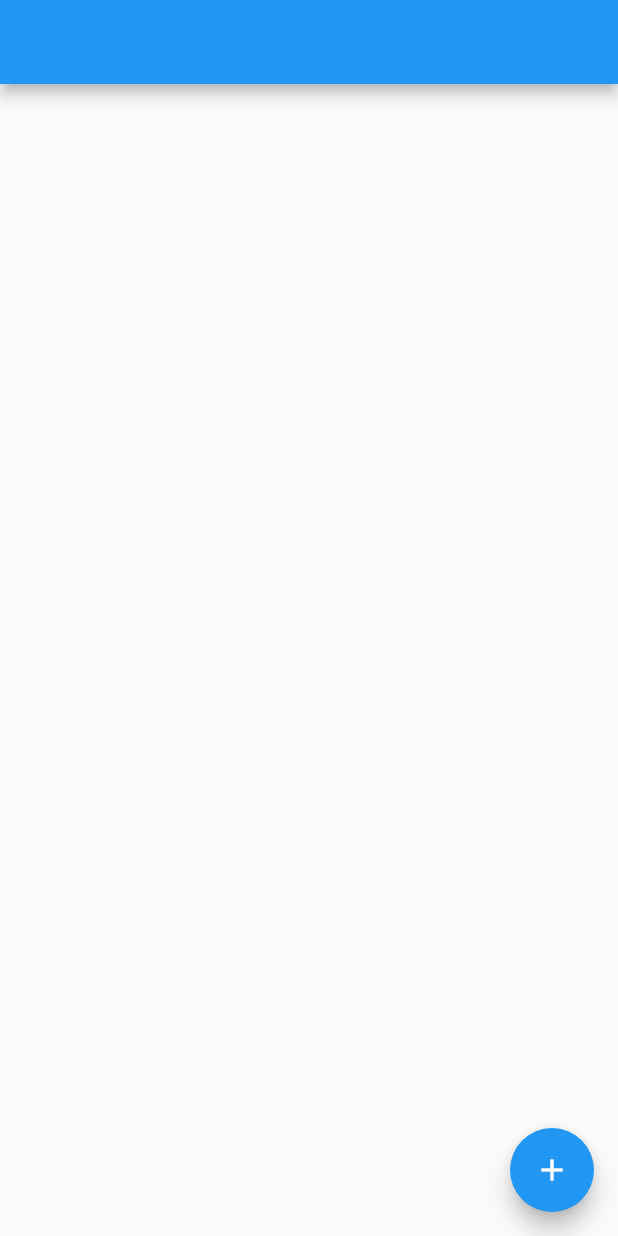
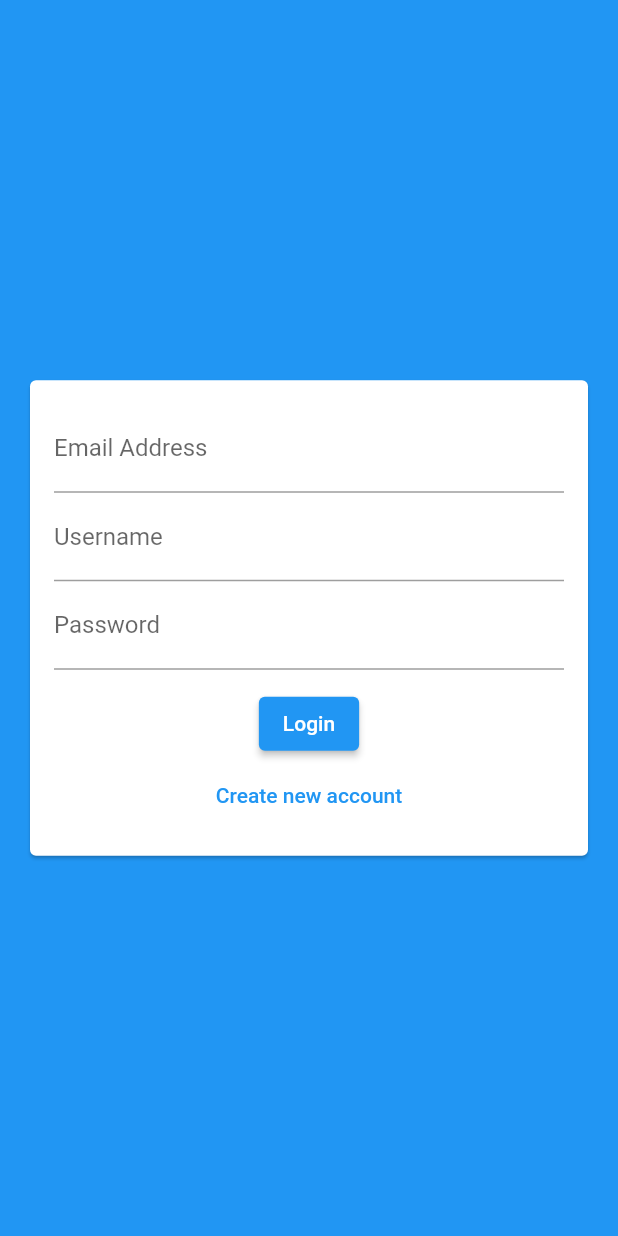
Before and after one commit to Manuelkpatsu/the_messenger, a Flutter app: the screen it shows after launch, on a phone screen of 412 x 824 dp. Run offline on Flutter 3.47's test engine with Material 2 defaults, Android fonts, the phone set to English and light mode, and no system bars; our stand-ins replace cloud_firestore, firebase_core; accounts and stored records are empty.

Commit message:
Add authentication screen

```diff
--- a/lib/main.dart
+++ b/lib/main.dart
@@ -1,8 +1,8 @@
-import 'package:cloud_firestore/cloud_firestore.dart';
 import 'package:firebase_core/firebase_core.dart';
 import 'package:flutter/material.dart';
 
 import './screens/chat_screen.dart';
+import './screens/auth_screen.dart';
 
 Future<void> main() async {
   WidgetsFlutterBinding.ensureInitialized();
@@ -19,7 +19,7 @@ class MyApp extends StatelessWidget {
       theme: ThemeData(
         primarySwatch: Colors.blue,
       ),
-      home: ChatScreen(),
+      home: AuthScreen(),
     );
   }
 }
--- a/lib/screens/auth_screen.dart
+++ b/lib/screens/auth_screen.dart
@@ -0,0 +1,18 @@
+import 'package:flutter/material.dart';
+
+import '../widgets/auth/auth_form.dart';
+
+class AuthScreen extends StatefulWidget {
+  @override
+  _AuthScreenState createState() => _AuthScreenState();
+}
+
+class _AuthScreenState extends State<AuthScreen> {
+  @override
+  Widget build(BuildContext context) {
+    return Scaffold(
+      backgroundColor: Theme.of(context).primaryColor,
+      body: AuthForm(),
+    );
+  }
+}
--- /dev/null
+++ b/lib/widgets/auth/auth_form.dart
@@ -0,0 +1,59 @@
+import 'package:flutter/material.dart';
+
+class AuthForm extends StatefulWidget {
+  @override
+  _AuthFormState createState() => _AuthFormState();
+}
+
+class _AuthFormState extends State<AuthForm> {
+  @override
+  Widget build(BuildContext context) {
+    return Center(
+        child: Card(
+          margin: EdgeInsets.all(20),
+          child: SingleChildScrollView(
+            child: Padding(
+              padding: EdgeInsets.all(16),
+              child: Form(
+                child: Column(
+                  mainAxisSize: MainAxisSize.min,
+                  children: [
+                    TextFormField(
+                      keyboardType: TextInputType.emailAddress,
+                      decoration: InputDecoration(
+                        labelText: 'Email Address',
+                      ),
+                    ),
+                    TextFormField(
+                      decoration: InputDecoration(
+                        labelText: 'Username',
+                      ),
+                    ),
+                    TextFormField(
+                      obscureText: true,
+                      decoration: InputDecoration(
+                        labelText: 'Password',
+                      ),
+                    ),
+                    SizedBox(height: 12),
+                    ElevatedButton(
+                      onPressed: () {},
+                      child: Text(
+                        'Login'
+                      )
+                    ),
+                    TextButton(
+                      onPressed: () {},
+                      child: Text(
+                        'Create new account'
+                      )
+                    )
+                  ],
+                ),
+              ),
+            ),
+          ),
+        ),
+      );
+  }
+}
```
